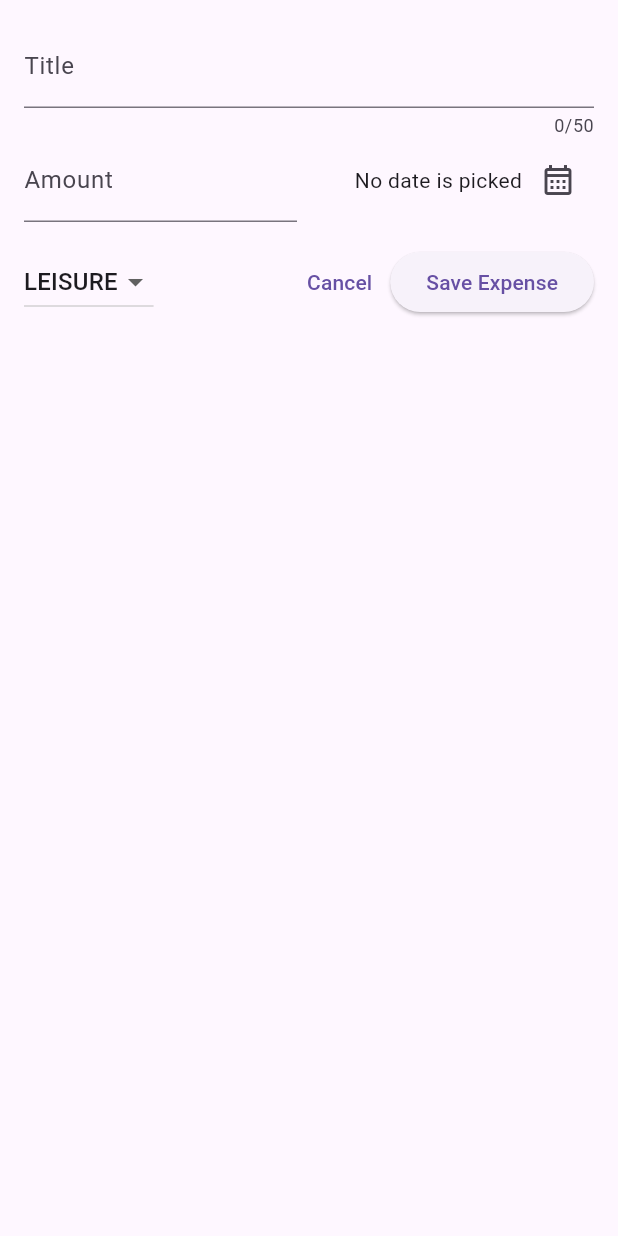
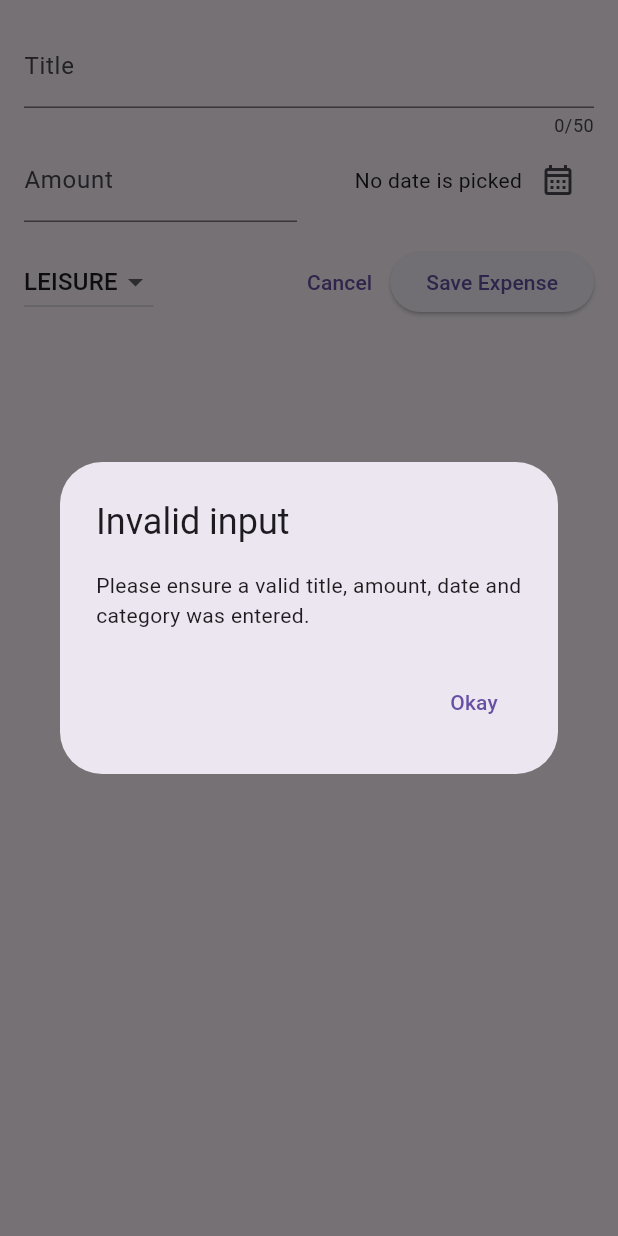
Before and after one commit to shahirahzaki/expense-tracker, a Flutter app: the NewExpense widget shown alone on an empty page, opened directly, after a tap on "Save Expense", on a phone screen of 412 x 824 dp. Run offline on Flutter 3.47's test engine with Material 3 defaults, Android fonts, the phone set to English and light mode, and no system bars.

Commit message:
✨ feat: implement form validation and error handling in NewExpense widget

```diff
--- a/lib/widgets/new_expense.dart
+++ b/lib/widgets/new_expense.dart
@@ -1,5 +1,3 @@
-import 'dart:developer';
-
 import 'package:flutter/material.dart';
 import 'package:expense_tracker/models/expense.dart';
 
@@ -44,6 +42,38 @@ class _NewExpenseState extends State<NewExpense> {
     setState(() {
       _selectedDate = pickedDate;
     });
+  }
+
+  void _submitForm() {
+    final enteredAmount = double.tryParse(_amountController
+        .text); //takes string as an input, returns double if its able to convert that string to a double, returns null otherwise
+    //tryParse('Hello') => null, tryParse ('1.12') => 1.12
+    final amountIsInvalid = enteredAmount == null || enteredAmount <= 0;
+    if (_titleController.text.trim().isEmpty ||
+        amountIsInvalid ||
+        _selectedDate == null) {
+      //show error message
+      showDialog(
+        context: context,
+        builder: (ctx) => AlertDialog(
+          title: Text('Invalid input'),
+          content: Text(
+              'Please ensure a valid title, amount, date and category was entered.'),
+          actions: [
+            TextButton(
+              onPressed: () {
+                Navigator.pop(ctx);
+              },
+              child: Text(
+                'Okay',
+              ),
+            ),
+          ],
+        ),
+      );
+      return; //this ensures that no function after this return statement is returned will be executed.
+      //so if user enters this if statement and reaches this return; , any functions after this if statement wont be executed.
+    }
   }
 
   @override
@@ -134,10 +164,7 @@ class _NewExpenseState extends State<NewExpense> {
                 child: Text('Cancel'),
               ),
               ElevatedButton(
-                onPressed: () {
-                  log(_titleController.text);
-                  log(_amountController.text);
-                },
+                onPressed: _submitForm,
                 child: Text('Save Expense'),
               ),
             ],
```
